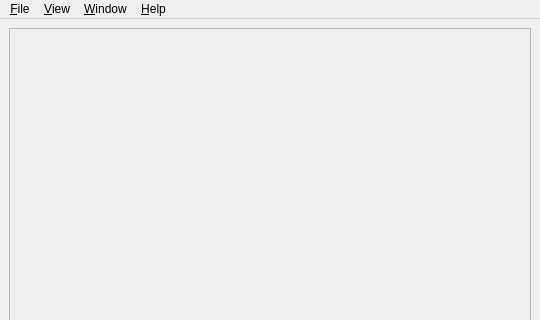
This is qt4Image/ui/main.ui in edgarv/hdritools as Qt 5 draws it before an edit; both pictures show x 0 to 540 and y 0 to 320 of the 540 by 620 pixel window. The edited form follows.
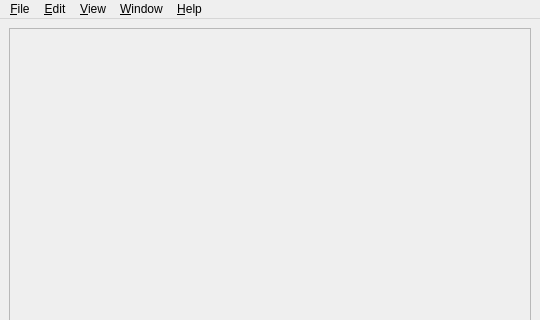
This is the edited form. Icons and pictures are not drawn.

```diff
--- a/qt4Image/ui/main.ui
+++ b/qt4Image/ui/main.ui
@@ -257,7 +257,14 @@
     </property>
     <addaction name="action_AdjustSize"/>
    </widget>
+   <widget class="QMenu" name="menu_Edit">
+    <property name="title">
+     <string>&amp;Edit</string>
+    </property>
+    <addaction name="action_Copy"/>
+   </widget>
    <addaction name="menu_File"/>
+   <addaction name="menu_Edit"/>
    <addaction name="menu_View"/>
    <addaction name="menu_Window"/>
    <addaction name="menu_Help"/>
```
Left out of the diff: 11 changed lines with no effect on the pictures.
